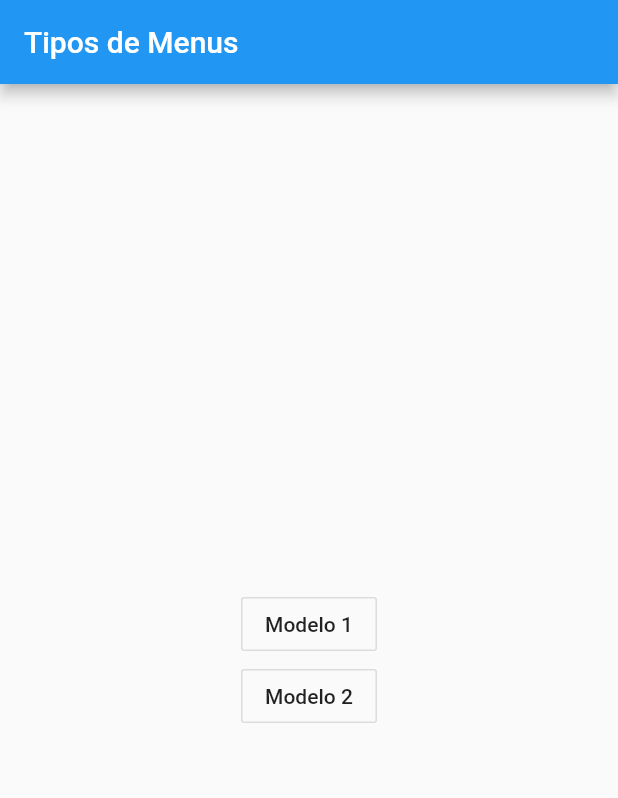
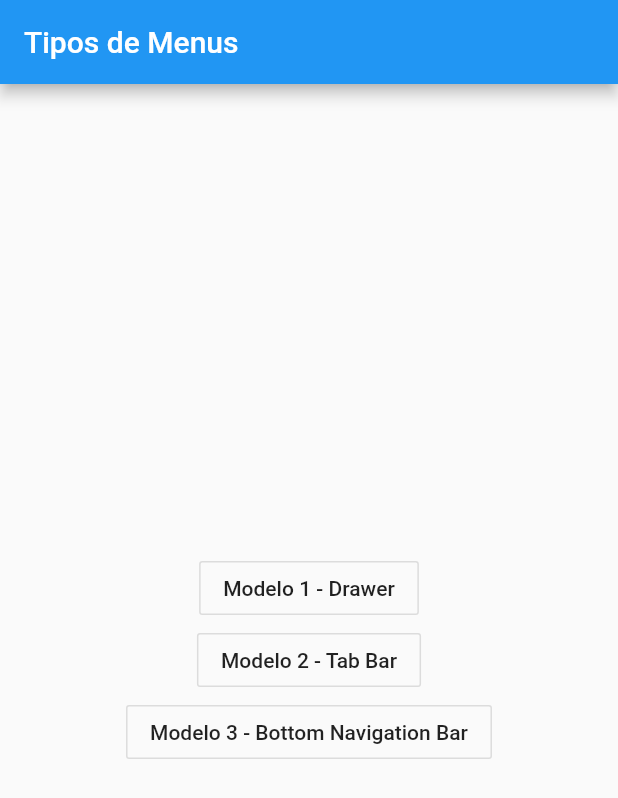
Before and after one commit to cristianms/teste_drawer, a Flutter app: the screen it shows after launch, on a phone screen of 412 x 824 dp. Shown: the top 798 px of the screen. Run offline on Flutter 3.47's test engine with Material 2 defaults, Android fonts, the phone set to English and light mode, and no system bars.

Commit message:
Adicionado menu Bottom Navigation Bar

```diff
--- a/lib/main.dart
+++ b/lib/main.dart
@@ -1,5 +1,6 @@
 import 'package:flutter/cupertino.dart';
 import 'package:flutter/material.dart';
+import 'package:testedrawer/pages/home_bottom_navigation_bar.dart';
 import 'package:testedrawer/pages/home_drawer.dart';
 import 'package:testedrawer/pages/home_tab_bar.dart';
 import 'package:testedrawer/pages/page_1.dart';
@@ -45,7 +46,7 @@ class _MyHomePageState extends State<MyHomePage> {
           mainAxisAlignment: MainAxisAlignment.center,
           children: <Widget>[
             OutlineButton(
-              child: Text("Modelo 1"),
+              child: Text("Modelo 1 - Drawer"),
               onPressed: () {
                 Navigator.push(context, MaterialPageRoute(
                   builder: (context) => HomeDrawer()
@@ -53,10 +54,18 @@ class _MyHomePageState extends State<MyHomePage> {
               },
             ),
             OutlineButton(
-              child: Text("Modelo 2"),
+              child: Text("Modelo 2 - Tab Bar"),
               onPressed: () {
                 Navigator.push(context, MaterialPageRoute(
                     builder: (context) => HomeTabBar()
+                ));
+              },
+            ),
+            OutlineButton(
+              child: Text("Modelo 3 - Bottom Navigation Bar"),
+              onPressed: () {
+                Navigator.push(context, MaterialPageRoute(
+                    builder: (context) => HomeBottomNavigationBar()
                 ));
               },
             ),
```
Also changed, not shown: lib/pages/home_bottom_navigation_bar.dart (added, +55 -0 lines).
